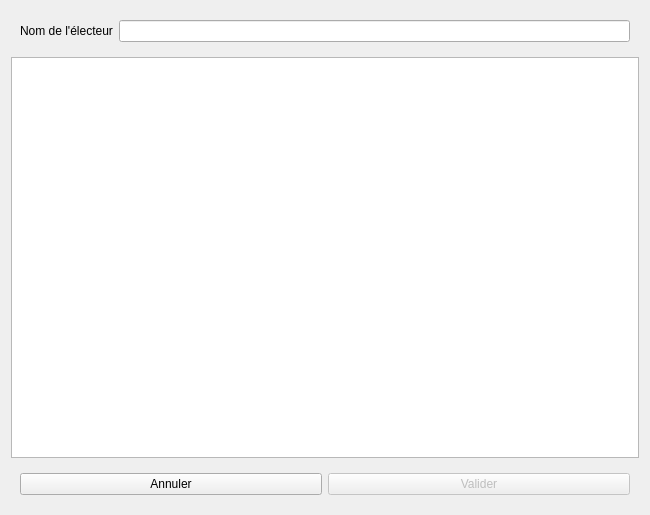
First picture: the form in ui/voteeditor.ui, repository Ternoc/stv-vote, before the edit.
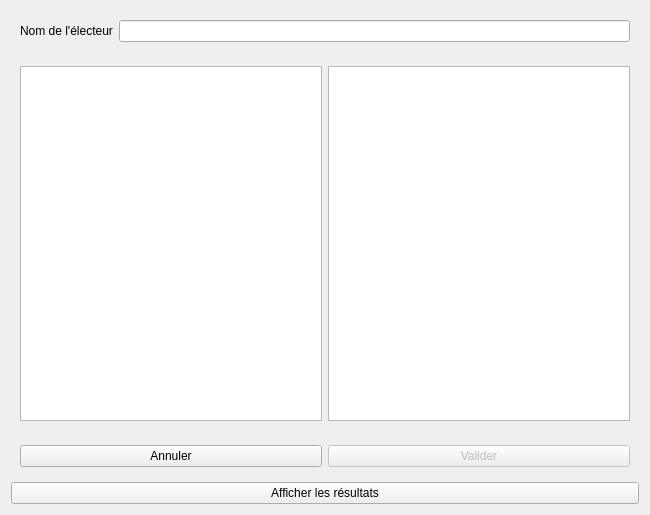
Second picture: the form after the edit.

Commit message: Ajout affichage résultats

```diff
--- a/ui/voteeditor.ui
+++ b/ui/voteeditor.ui
@@ -31,10 +31,19 @@
     </widget>
    </item>
    <item>
-    <widget class="QListWidget" name="candidateList">
-     <property name="dragDropMode">
-      <enum>QAbstractItemView::InternalMove</enum>
-     </property>
+    <widget class="QWidget" name="widget_3" native="true">
+     <layout class="QHBoxLayout" name="horizontalLayout_4">
+      <item>
+       <widget class="QListWidget" name="electorList"/>
+      </item>
+      <item>
+       <widget class="QListWidget" name="candidateList">
+        <property name="dragDropMode">
+         <enum>QAbstractItemView::InternalMove</enum>
+        </property>
+       </widget>
+      </item>
+     </layout>
     </widget>
    </item>
    <item>
@@ -60,6 +69,13 @@
      </layout>
     </widget>
    </item>
+   <item>
+    <widget class="QPushButton" name="resultButton">
+     <property name="text">
+      <string>Afficher les résultats</string>
+     </property>
+    </widget>
+   </item>
   </layout>
  </widget>
  <resources/>
```
Left out of the diff: 36 changed lines with no effect on the pictures. The commit also changes 11 other files.
